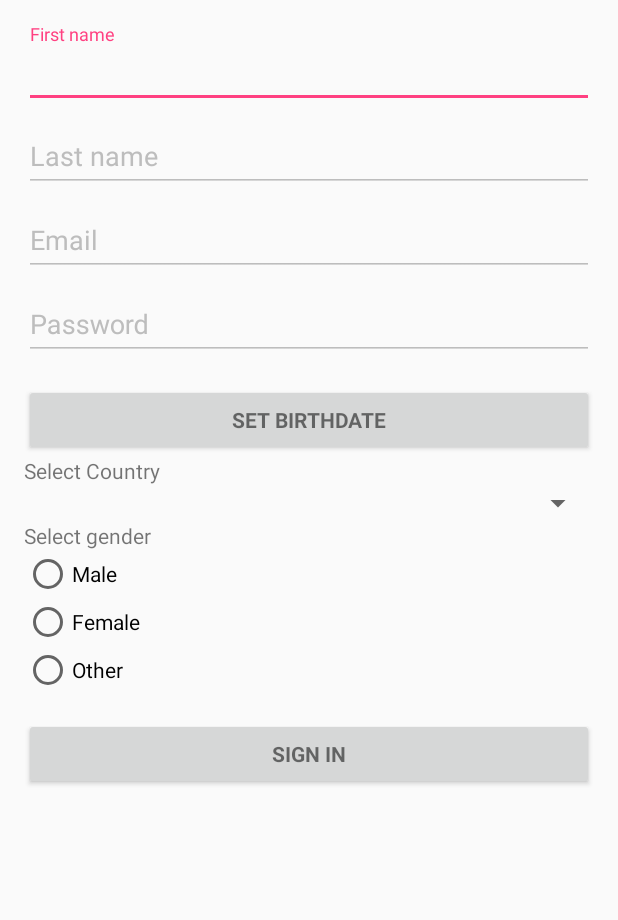
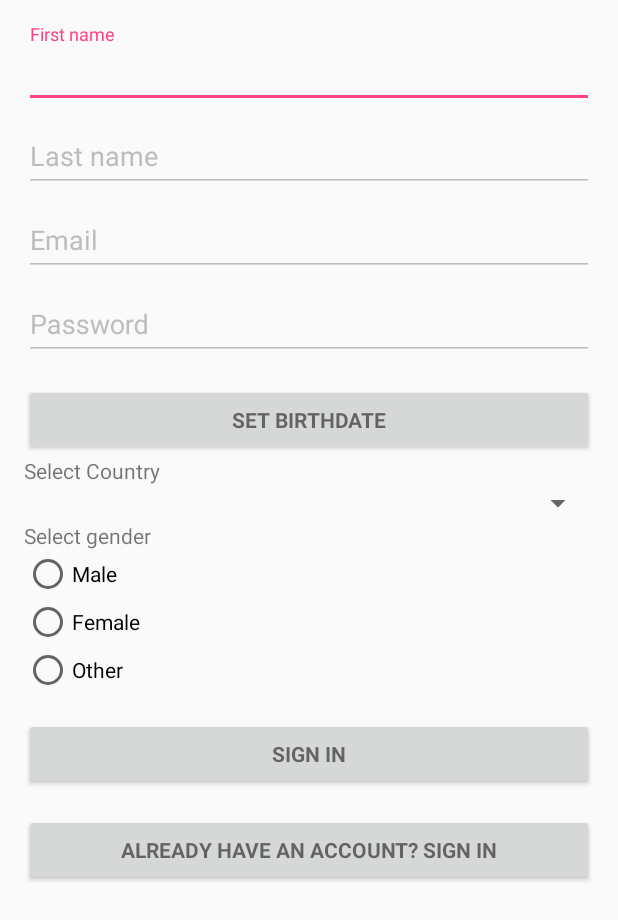
Before and after one commit to Stackustack/workshopy-androjkowe, an Android app: the layout activity_register.xml on its own in the app's theme, with its tools: preview values and no code run, on a phone screen of 412 x 824 dp. Shown: the top 920 px of the screen. Run offline under Robolectric (Android 15) with nearby library versions, the phone set to English and light mode, and no system bars.

Commit message:
Open register view from login view and login view from register view

```diff
--- a/app/src/main/java/qaworkshops/android/netguru/co/qaworshopsandroid/feature/login/LoginContract.java
+++ b/app/src/main/java/qaworkshops/android/netguru/co/qaworshopsandroid/feature/login/LoginContract.java
@@ -7,9 +7,9 @@ interface LoginContract {
 
     interface View extends MvpView {
 
-        void showInvalidEmailError();
+        void showEmailRequired();
 
-        void showPasswordToShortError();
+        void showPasswordRequired();
 
         void signInUser(String email);
 
--- a/app/src/main/res/layout/activity_register.xml
+++ b/app/src/main/res/layout/activity_register.xml
@@ -142,7 +142,7 @@
             </RadioGroup>
 
             <Button
-                android:id="@+id/email_sign_in_button"
+                android:id="@+id/email_sign_up_button"
                 style="?android:textAppearanceSmall"
                 android:layout_width="match_parent"
                 android:layout_height="wrap_content"
@@ -150,6 +150,15 @@
                 android:text="@string/action_sign_in"
                 android:textStyle="bold" />
 
+            <Button
+                android:id="@+id/email_sign_in_button"
+                style="?android:textAppearanceSmall"
+                android:layout_width="match_parent"
+                android:layout_height="wrap_content"
+                android:layout_marginTop="16dp"
+                android:text="@string/have_account_sign_in"
+                android:textStyle="bold" />
+
         </LinearLayout>
     </ScrollView>
 </LinearLayout>
--- a/app/src/main/res/values/strings.xml
+++ b/app/src/main/res/values/strings.xml
@@ -27,6 +27,8 @@
     <string name="male">Male</string>
     <string name="female">Female</string>
     <string name="other">Other</string>
+    <string name="register_new_account">Do not have an account? Register</string>
+    <string name="have_account_sign_in">Already have an account? Sign in</string>
     <string-array name="countries_array">
         <item>Poland</item>
         <item>UK</item>
```
Also changed, not shown: app/src/main/java/qaworkshops/android/netguru/co/qaworshopsandroid/feature/login/LoginActivity.java (+20 -6 lines), app/src/main/java/qaworkshops/android/netguru/co/qaworshopsandroid/feature/login/LoginPresenter.java (+4 -12 lines), app/src/main/java/qaworkshops/android/netguru/co/qaworshopsandroid/feature/registration/RegisterActivity.java (+15 -1 lines), app/src/main/res/layout/activity_login.xml (+10 -1 lines).
